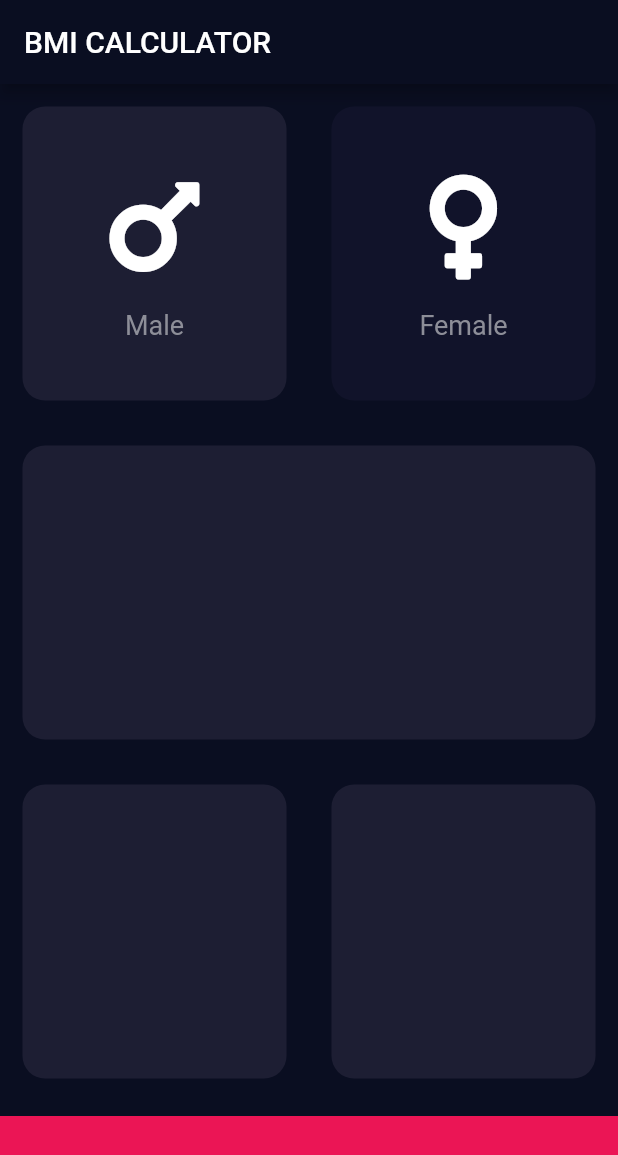
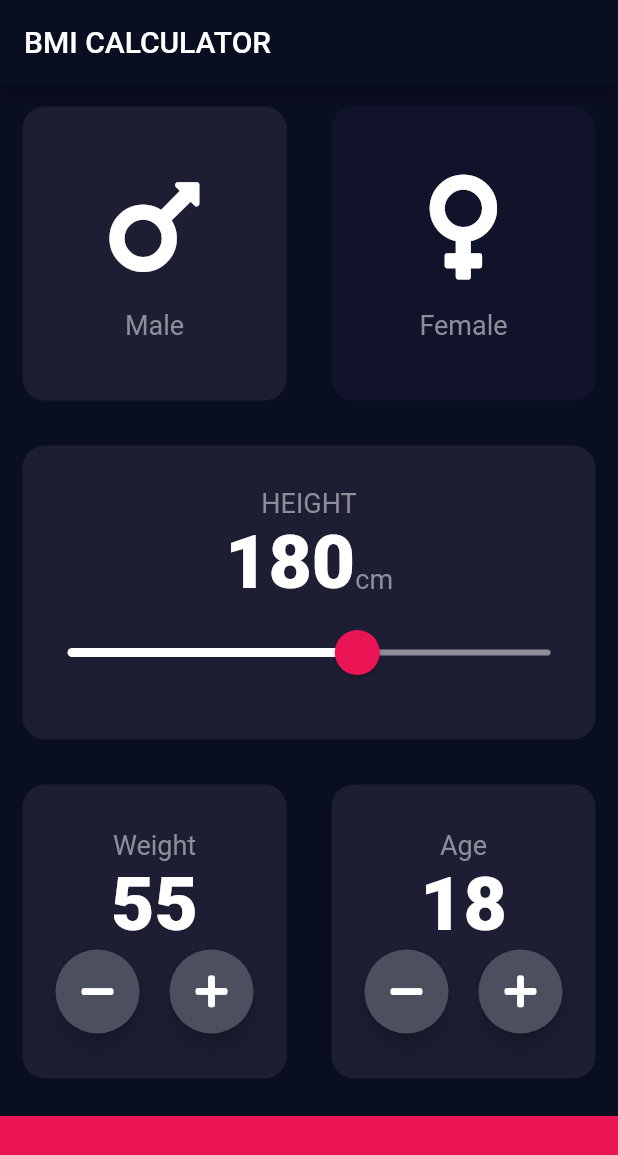
Before and after one commit to kushal-g/bmi-calculator, a Flutter app: the screen it shows after launch, after a tap on "Male", on a phone screen of 412 x 824 dp. Shown: the top 1155 px of the screen. Run offline on Flutter 3.47's test engine with Material 2 defaults, Android fonts, the phone set to English and light mode, and no system bars; our stand-ins replace font_awesome_flutter.

Commit message:
Completes input page

```diff
--- /dev/null
+++ b/lib/constants.dart
@@ -0,0 +1,19 @@
+import 'package:flutter/material.dart';
+
+const kLabelTextStyle = TextStyle(
+            fontSize: 18,
+            color: Color(0xFF8D8e98)
+);
+const kStatStyle = TextStyle(
+  fontSize: 50,
+  fontWeight: FontWeight.w900
+);
+const kBottomContainerHeight = 80.0;
+const kActiveCardColor = Color(0xFF1D1E33);
+const kInactiveCardColor = Color(0xFF11132A);
+const kBottomContainerColor = Color(0xFFEB1555);
+
+class Integer{
+  int value;
+  Integer({this.value});
+}
--- a/lib/input_page.dart
+++ b/lib/input_page.dart
@@ -2,11 +2,9 @@ import 'package:flutter/material.dart';
 import 'package:font_awesome_flutter/font_awesome_flutter.dart';
 import 'sex_content.dart';
 import 'reusable_card.dart';
+import 'constants.dart';
 
-const bottomContainerHeight = 80.0;
-const activeCardColor = Color(0xFF1D1E33);
-const inactiveCardColor = Color(0xFF11132A);
-const bottomContainerColor = Color(0xFFEB1555);
+enum Gender {male,female}
 
 
 class InputPage extends StatefulWidget {
@@ -16,20 +14,10 @@ class InputPage extends StatefulWidget {
 
 class _InputPageState extends State<InputPage> {
 
-  Color maleCardColor = inactiveCardColor;
-  Color femaleCardColor = inactiveCardColor;
-
-  void updateGender(int gender){
-
-    if(gender==1){
-
-      maleCardColor = activeCardColor;
-      femaleCardColor = inactiveCardColor;
-    }else{
-      femaleCardColor = activeCardColor;
-      maleCardColor = inactiveCardColor;
-    }
-  }
+  Gender selectedGender;
+  int height = 180;
+  Integer weight = Integer(value:55);
+  Integer age = Integer(value:18);
 
   @override
   Widget build(BuildContext context) {
@@ -43,34 +31,85 @@ class _InputPageState extends State<InputPage> {
             child: Row(
               children: <Widget>[
                 Expanded(
-                  child:GestureDetector(
-                      onTap: (){
+                  child:ReusableCard(
+                  cardOnTap:  (){
                     this.setState((){
-                          this.updateGender(1);
+                      selectedGender = Gender.male;
                     });
                   },
-                      child: ReusableCard(
-                      colour:maleCardColor,
+                  colour:selectedGender==Gender.male?kActiveCardColor:kInactiveCardColor,
                   cardChild: SexContent(
                     label:'Male',
                     icon:FontAwesomeIcons.mars
                   ),
-                    ),
                     )
                 ),
                 Expanded(
-                  child:GestureDetector(
-                      onTap: (){
+                  child:ReusableCard(
+                    cardOnTap: (){
                         this.setState((){
-                          this.updateGender(2);
+                          selectedGender = Gender.female;
                         });
                       },
-                      child: ReusableCard(
-                      colour:femaleCardColor,
+                    colour:selectedGender == Gender.female?kActiveCardColor:kInactiveCardColor,
                     cardChild:SexContent(
                       label:'Female',
                       icon:FontAwesomeIcons.venus
                     )
+                  )
+                )
+              ],
+            ),
+          ),
+          Expanded(
+            child: Row(
+              children: <Widget>[
+                Expanded(
+                  child:ReusableCard(
+                    colour:kActiveCardColor,
+                    cardChild: Column(
+                      mainAxisAlignment: MainAxisAlignment.center,
+                      children:<Widget>[
+                        Text(
+                          'HEIGHT',
+                          style:kLabelTextStyle
+                        ),
+                        Row(
+                          textBaseline: TextBaseline.alphabetic,
+                          mainAxisAlignment: MainAxisAlignment.center,
+                          crossAxisAlignment: CrossAxisAlignment.baseline,
+                          children: <Widget>[
+                            Text(
+                              height.toString(),
+                              style: kStatStyle
+                            ),
+                            Text(
+                              'cm',
+                              style: kLabelTextStyle,
+                            )
+                        ],
+                      ),
+                      SliderTheme(
+                          data: SliderTheme.of(context).copyWith(
+                            activeTrackColor: Colors.white,
+                            overlayColor:Color(0x29EB1555),
+                            thumbColor: Color(0xFFEB1555),
+                            thumbShape: RoundSliderThumbShape(enabledThumbRadius: 15.0),
+                            overlayShape: RoundSliderOverlayShape(overlayRadius:30.0)
+                          ),
+                          child: Slider(
+                          onChanged: (double newValue){
+                            this.setState((){
+                              height = newValue.toInt();
+                            });
+                          },
+                          inactiveColor: Color(0xFF8D8E98),
+                          value:height.toDouble(),
+                          min:120,
+                          max:220
+                        ),
+                      )
+                      ]
                     ),
                   )
                 )
@@ -82,36 +121,97 @@ class _InputPageState extends State<InputPage> {
               children: <Widget>[
                 Expanded(
                   child:ReusableCard(
-                    colour:activeCardColor
-                  )
-                )
-              ],
+                    cardChild: PlusMinusWidget(
+                      label:'Weight',
+                      stat: weight,
+                      parent : this
                     ),
-          ),
-          Expanded(
-            child: Row(
-              children: <Widget>[
-                Expanded(
-                  child:ReusableCard(
-                    colour:activeCardColor
+                    colour:kActiveCardColor
                   )
                 ),
                 Expanded(
                   child:ReusableCard(
-                    colour:activeCardColor
+                    cardChild: PlusMinusWidget(
+                      label:'Age',
+                      stat: age,
+                      parent : this
+                    ),
+                    colour:kActiveCardColor
                   )
                 )
               ],
             ),
           ),
           Container(
-            color:bottomContainerColor,
+            color:kBottomContainerColor,
             margin:EdgeInsets.only(top:10),
             width:double.infinity,
-            height: bottomContainerHeight,
+            height: kBottomContainerHeight,
           )
         ],
       )
     );
   }
 }
+
+class PlusMinusWidget extends StatelessWidget {
+
+  final String label;
+  final Integer stat;
+  final _InputPageState parent;
+  PlusMinusWidget({this.stat,this.parent,this.label});
+
+  @override
+  Widget build(BuildContext context) {
+    return Column(
+      mainAxisAlignment: MainAxisAlignment.center,
+      children:<Widget>[
+        Text(label,style:kLabelTextStyle),
+        Text(stat.value.toString(),style:kStatStyle),
+        Row(
+          mainAxisAlignment: MainAxisAlignment.center,
+          children: <Widget>[
+          RoundIconButton(
+            onPress:(){
+              parent.setState((){
+                stat.value--;
+              });
+            },
+            icon:FontAwesomeIcons.minus
+          ),
+          SizedBox(width: 20,),
+          RoundIconButton(
+            onPress: (){
+              parent.setState((){
+                stat.value++;
+              });
+            },
+            icon:FontAwesomeIcons.plus
+          ),
+        ],)
+      ]
+    );
+  }
+}
+
+class RoundIconButton extends StatelessWidget {
+
+  final IconData icon;
+  final Function onPress;
+  RoundIconButton({this.icon,this.onPress});
+
+  @override
+  Widget build(BuildContext context) {
+    return RawMaterialButton(
+      child:Icon(icon),
+      onPressed: (){this.onPress();},
+      elevation: 6,
+      shape:CircleBorder(),
+      fillColor: Color(0xFF4C4F5E),
+      constraints: BoxConstraints.tightFor(
+        width:56,
+        height:56,
+      ),
+    );
+  }
+}
--- a/lib/reusable_card.dart
+++ b/lib/reusable_card.dart
@@ -5,16 +5,20 @@ class ReusableCard extends StatelessWidget {
 
   final Color colour;
   final Widget cardChild;
-  ReusableCard({@required this.colour, this.cardChild});
+  final Function cardOnTap;
+  ReusableCard({@required this.colour, this.cardChild,this.cardOnTap});
 
   @override
   Widget build(BuildContext context) {
-    return Container(
-      child:cardChild,
-      margin:EdgeInsets.all(15),
-      decoration: BoxDecoration(
-        color:colour,
-        borderRadius: BorderRadius.circular(15)
+    return GestureDetector(
+        onTap: cardOnTap,
+        child: Container(
+        child:cardChild,
+        margin:EdgeInsets.all(15),
+        decoration: BoxDecoration(
+          color:colour,
+          borderRadius: BorderRadius.circular(15)
+        ),
       ),
     );
   }
--- a/lib/sex_content.dart
+++ b/lib/sex_content.dart
@@ -1,5 +1,6 @@
 
 import 'package:flutter/material.dart';
+import 'constants.dart';
 
 class SexContent extends StatelessWidget {
 
@@ -21,10 +22,7 @@ class SexContent extends StatelessWidget {
           height:15
         ),
         Text(label,
-          style:TextStyle(
-            fontSize: 18,
-            color: Color(0xFF8D8e98)
-          )
+          style: kLabelTextStyle
         )
       ]
     );
```
Lines whose indentation alone changed are shown as unchanged.
